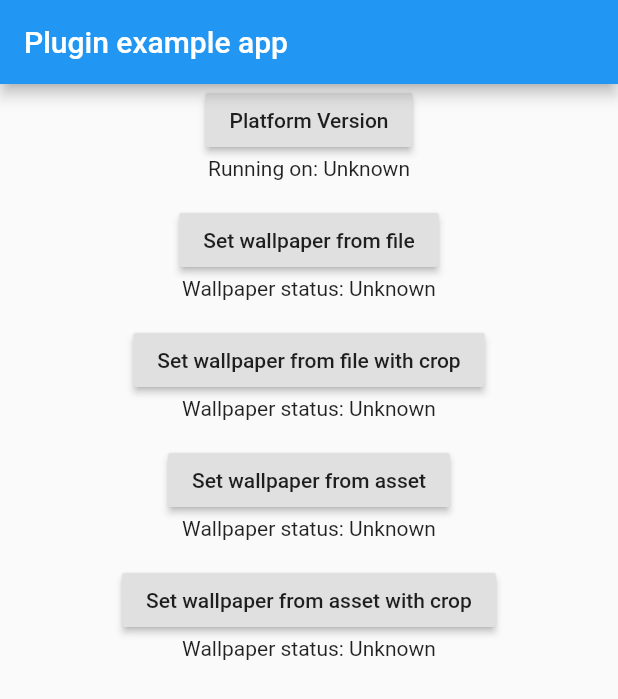
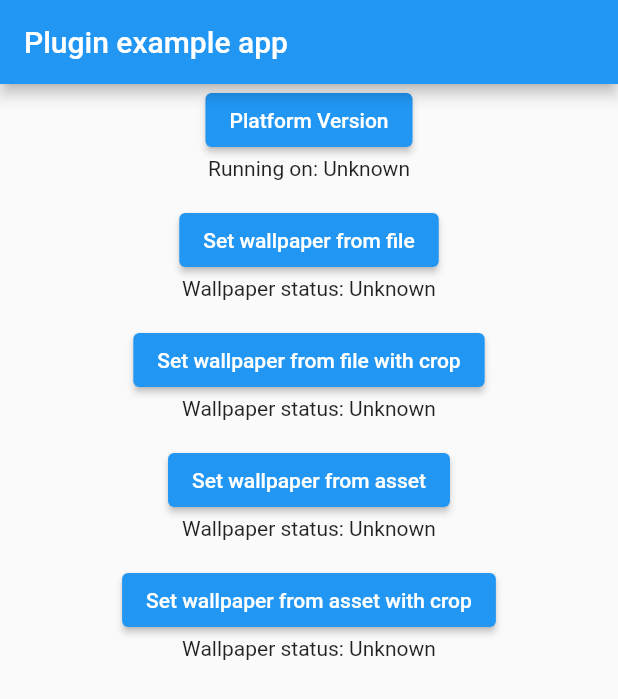
Before and after one commit to AdityaMulgundkar/wallpaper_manager, a Flutter app: the screen it shows after launch, on a phone screen of 412 x 824 dp. Shown: the top 699 px of the screen. Run offline on Flutter 3.47's test engine with Material 2 defaults, Android fonts, the phone set to English and light mode, and no system bars; our stand-ins replace flutter_cache_manager.

```diff
--- a/example/lib/main.dart
+++ b/example/lib/main.dart
@@ -155,35 +155,35 @@ class _MyAppState extends State<MyApp> {
           ),
           body: Column(
             children: <Widget>[
-              RaisedButton(
+              ElevatedButton(
                 child: Text("Platform Version"),
                 onPressed: initPlatformState,
               ),
               Center(
                 child: Text('Running on: $_platformVersion\n'),
               ),
-              RaisedButton(
+              ElevatedButton(
                 child: Text("Set wallpaper from file"),
                 onPressed: setWallpaperFromFile,
               ),
               Center(
                 child: Text('Wallpaper status: $_wallpaperFile\n'),
               ),
-              RaisedButton(
+              ElevatedButton(
                 child: Text("Set wallpaper from file with crop"),
                 onPressed: setWallpaperFromFileWithCrop,
               ),
               Center(
                 child: Text('Wallpaper status: $_wallpaperFileWithCrop\n'),
               ),
-              RaisedButton(
+              ElevatedButton(
                 child: Text("Set wallpaper from asset"),
                 onPressed: setWallpaperFromAsset,
               ),
               Center(
                 child: Text('Wallpaper status: $_wallpaperAsset\n'),
               ),
-              RaisedButton(
+              ElevatedButton(
                 child: Text("Set wallpaper from asset with crop"),
                 onPressed: setWallpaperFromAssetWithCrop,
               ),
```
